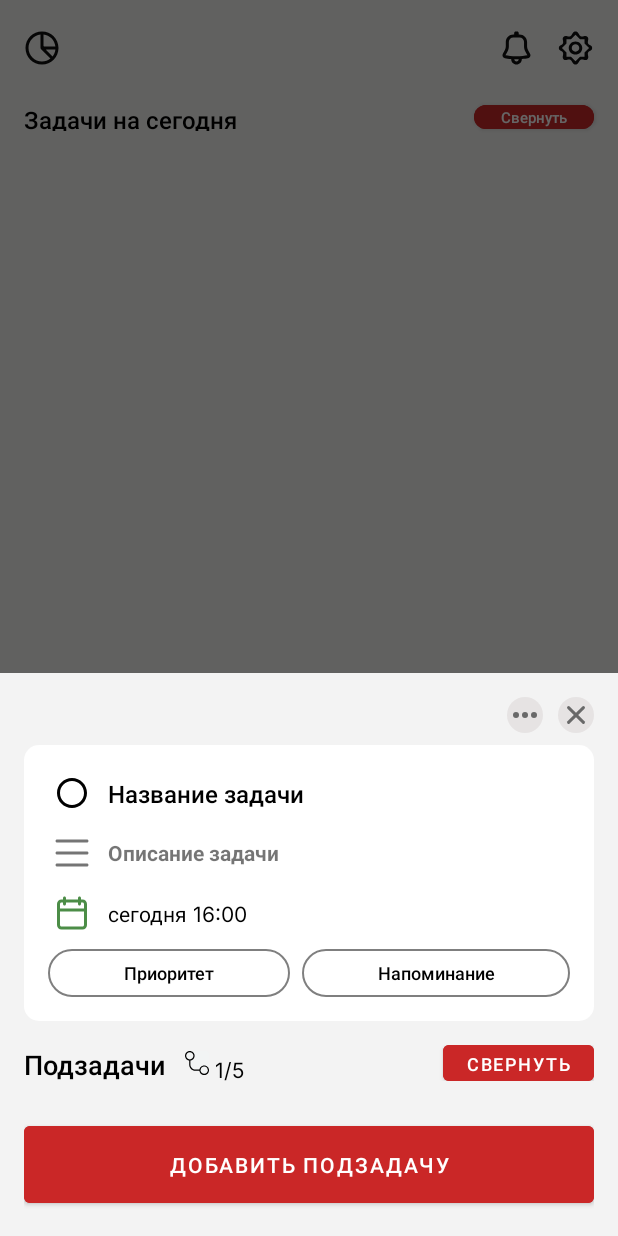
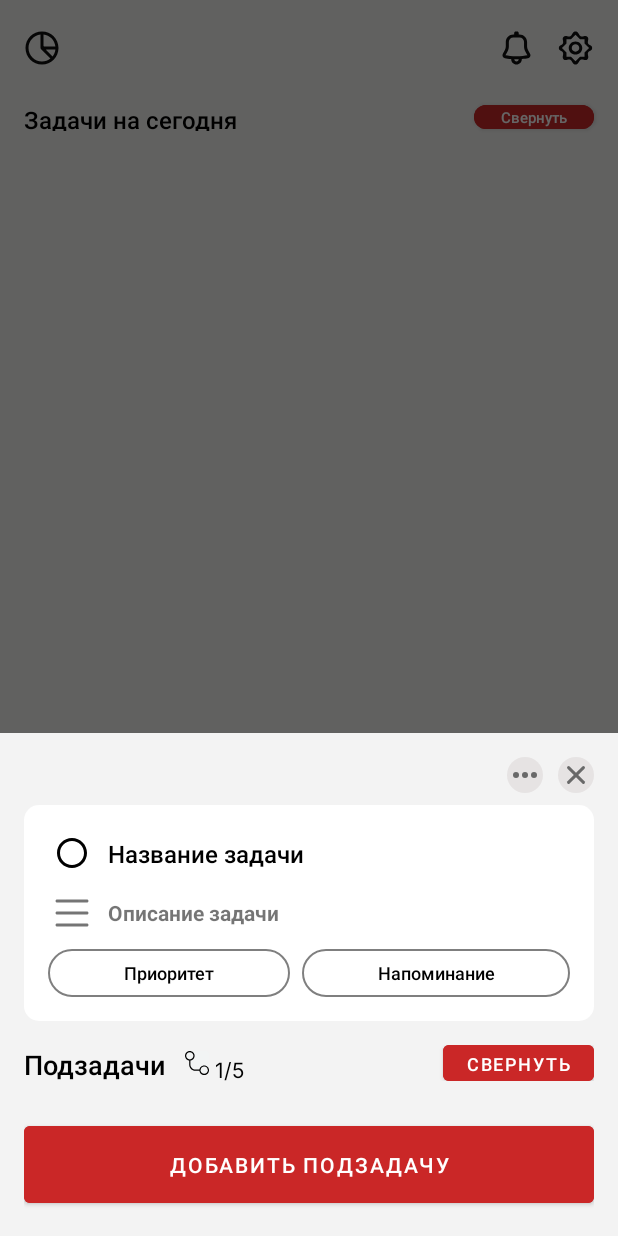
Before and after one commit to MKritskiy/CocoDo, an Android app: the fragment DetailsTaskFragment placed in its activity, on a phone screen of 412 x 824 dp. Run offline under Robolectric (Android 15) with nearby library versions, the phone set to English and light mode, and no system bars; our stand-ins replace Room's generated code; 5 statements that could not run were skipped.

Commit message:
beta v0.0.7

```diff
--- a/app/src/main/java/com/example/cocodo/MainActivity.java
+++ b/app/src/main/java/com/example/cocodo/MainActivity.java
@@ -318,7 +318,9 @@ public class MainActivity
                 MainActivity.taskList = MyDatabase.getDatabase(context).taskDao().getAllUncheckedTasksSortedByPriority();
                 adapter = null;
 //               for (Task t:taskList) {
-//                   db.taskDao().delete(t);
+//                   MyDatabase.getDatabase(context).taskDao().deleteAllSubTasks();
+//                   MyDatabase.getDatabase(context).taskDao().deleteAllTasks();
+//
 //               }
             }
             return null;
--- a/app/src/main/java/com/example/cocodo/ui/fragments/DetailsTaskFragment.java
+++ b/app/src/main/java/com/example/cocodo/ui/fragments/DetailsTaskFragment.java
@@ -74,7 +74,7 @@ public class DetailsTaskFragment extends DialogFragment
 
 
     private EditText taskNameEditText, descriptionEditText;
-    private TextView priority_textView;
+    private TextView priority_textView, date_textView;
     private Button deadlineButton, priorityButton, reminderButton, addButton, closeButton;
     private LinearLayout priorityLayout;
     private CheckBox checkBox;
@@ -116,8 +116,7 @@ public class DetailsTaskFragment extends DialogFragment
         return dialog;
     }
 
-
-    //    public static class MyWorker extends Worker {
+//    public static class MyWorker extends Worker {
 //
 //        private int taskId;
 //
@@ -151,9 +150,9 @@ public class DetailsTaskFragment extends DialogFragment
         recyclerView = rootView.findViewById(R.id.recycler_view_details_subtasks);
         Log.d("TAG", String.valueOf(taskId));
         Context context = getContext().getApplicationContext();
-
+        taskNameEditText = rootView.findViewById(R.id.task_details_edit_text);
+        date_textView = rootView.findViewById(R.id.text_details_date);
         ExecutorService executorService = Executors.newSingleThreadExecutor();
-
 
         checkBox = rootView.findViewById(R.id.task_completing);
         executorService.execute(new Runnable() {
@@ -242,6 +241,13 @@ public class DetailsTaskFragment extends DialogFragment
         try {
             executorService.awaitTermination(Long.MAX_VALUE, TimeUnit.NANOSECONDS);
             downloadPriority();
+            taskNameEditText.setText(currentTask.getTaskName());
+            if (currentTask.getTaskTime()!=null)
+                date_textView.setText(currentTask.getTaskTime());
+            else {
+                LinearLayout dateLayout = rootView.findViewById(R.id.task_details_date_layout);
+                dateLayout.setVisibility(View.GONE);
+            }
         } catch (InterruptedException ignored) {
         }
         return rootView;
@@ -270,7 +276,6 @@ public class DetailsTaskFragment extends DialogFragment
                 subTaskList = MyDatabase.getDatabase(context).taskDao().getAllUncheckedSubTasks(taskId);
                 adapter = new RecyclerSubTaskListAdapter(context, subTaskList, recyclerView, MyDatabase.getDatabase(context).taskDao());
                 recyclerView.setAdapter(adapter);
-
             }
         }).start();
     }
@@ -346,6 +351,17 @@ public class DetailsTaskFragment extends DialogFragment
     public void onPause() {
         super.onPause();
         Log.i("TAG", "onPause: ");
+        if (taskNameEditText.getText().toString()!=currentTask.getTaskName()){
+            currentTask.setTaskName(taskNameEditText.getText().toString());
+            currentTask.setIsCompleted(checkBox.isChecked()?1:0);
+            ExecutorService executorService = Executors.newSingleThreadExecutor();
+            executorService.execute(new Runnable() {
+                @Override
+                public void run() {
+                    MyDatabase.getDatabase(getContext().getApplicationContext()).taskDao().update(currentTask);
+                }
+            });
+        }
         fragmentButtonClickListener.updateTaskRecView();
         dismiss();
         getParentFragmentManager().beginTransaction().remove(getParentFragmentManager().findFragmentById(android.R.id.content)).commit();
--- a/app/src/main/res/layout/task_details_fragment.xml
+++ b/app/src/main/res/layout/task_details_fragment.xml
@@ -75,26 +75,22 @@
                         android:theme="@style/CheckBoxStyle"
                          />
 
-                    <TextView
-                        android:id="@+id/task_details_name"
+
+
+                    <EditText
+                        android:id="@+id/task_details_edit_text"
                         android:layout_width="wrap_content"
                         android:layout_height="wrap_content"
                         android:layout_marginLeft="8dp"
                         android:fontFamily="@font/inter_semibold"
-                        android:text="Название задачи"
                         android:textColor="#000000"
-                        android:textSize="16sp"
-                        android:textStyle="bold" />
-
-                    <EditText
-                        android:id="@+id/edit_title"
-                        android:layout_width="match_parent"
-                        android:layout_height="match_parent"
                         android:layout_weight="1"
                         android:hint="Введите название задачи"
-                        android:padding="16dp"
+                        android:textSize="16sp"
                         android:text="Название задачи"
-                        android:visibility="gone" />
+                        android:visibility="visible"
+                        android:background="@android:color/transparent"
+                        />
 
                 </LinearLayout>
 
```
